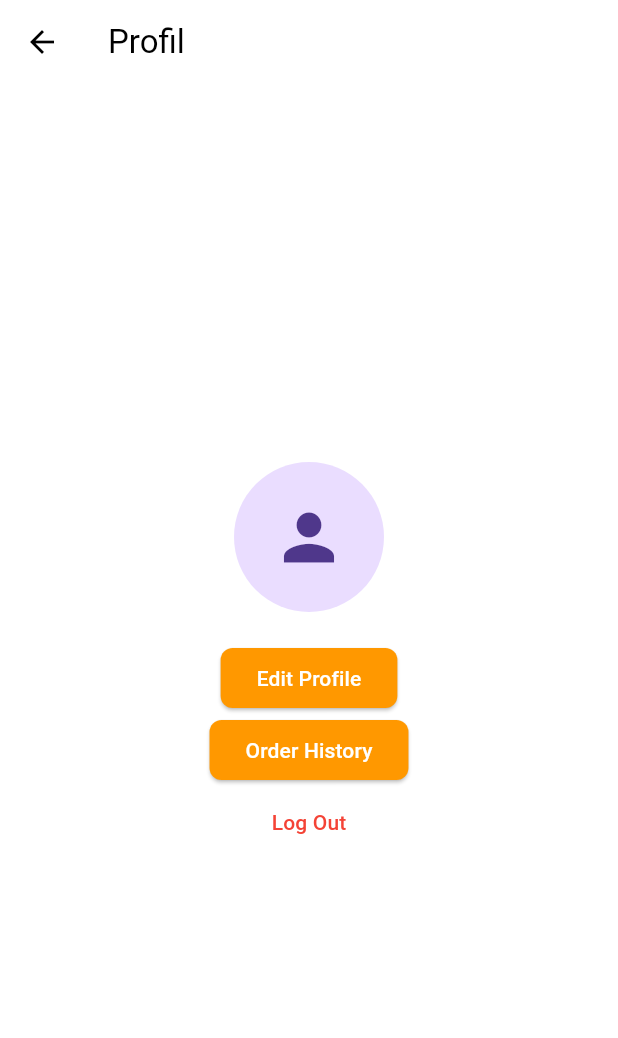
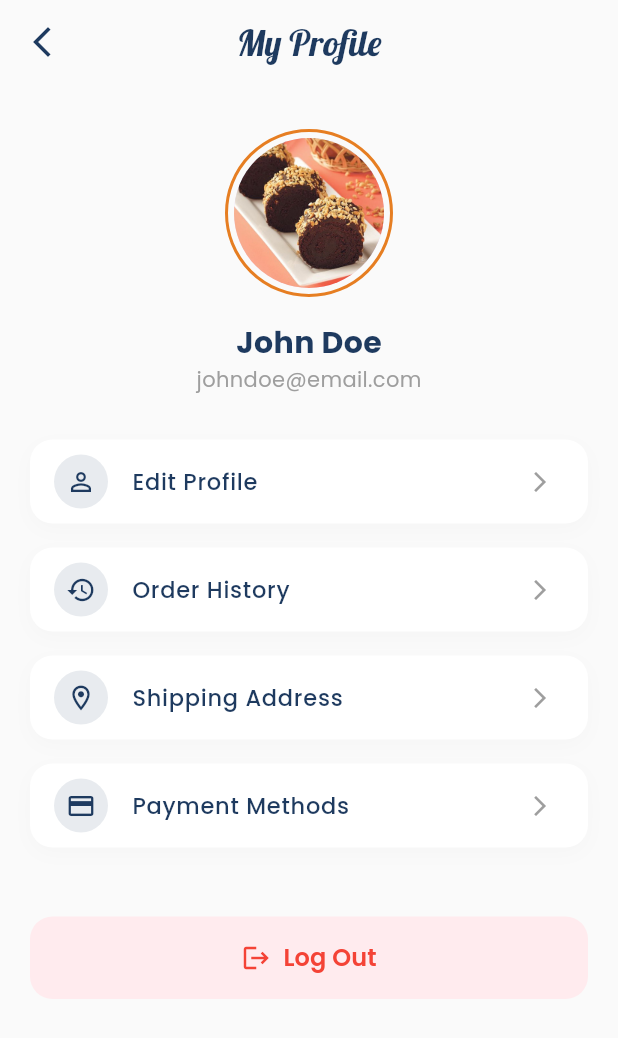
Before and after one commit to BroBay24/Dapurmamma, a Flutter app: the ProfileScreen screen opened by its route, on a phone screen of 412 x 824 dp. Shown: the top 1038 px of the screen. Run offline on Flutter 3.47's test engine with Material 3 defaults, Android fonts, the phone set to English and light mode, and no system bars; our stand-ins replace firebase_auth, firebase_core, google_fonts; accounts and stored records are empty.

Commit message:
first, improve ui profile

```diff
--- a/lib/screens/profile_screen.dart
+++ b/lib/screens/profile_screen.dart
@@ -1,4 +1,5 @@
 import 'package:flutter/material.dart';
+import 'package:google_fonts/google_fonts.dart';
 
 class ProfileScreen extends StatelessWidget {
   const ProfileScreen({super.key});
@@ -6,34 +7,195 @@ class ProfileScreen extends StatelessWidget {
   @override
   Widget build(BuildContext context) {
     return Scaffold(
-      appBar: AppBar(title: const Text('Profil')),
-      body: Center(
+      backgroundColor: Colors.grey[50],
+      appBar: AppBar(
+        backgroundColor: Colors.transparent,
+        elevation: 0,
+        centerTitle: true,
+        title: Text(
+          'My Profile',
+          style: GoogleFonts.lobster(
+            color: const Color(0xFF1E3A5F),
+            fontSize: 24,
+          ),
+        ),
+        leading: IconButton(
+          icon: const Icon(Icons.arrow_back_ios_new, color: Color(0xFF1E3A5F)),
+          onPressed: () => Navigator.pop(context),
+        ),
+      ),
+      body: SingleChildScrollView(
+        padding: const EdgeInsets.all(20),
         child: Column(
-          mainAxisAlignment: MainAxisAlignment.center,
           children: [
-            const CircleAvatar(radius: 50, child: Icon(Icons.person, size: 50)),
+            // 1. Profile Header
+            const SizedBox(height: 10),
+            Center(
+              child: Column(
+                children: [
+                  Container(
+                    padding: const EdgeInsets.all(4),
+                    decoration: BoxDecoration(
+                      shape: BoxShape.circle,
+                      border: Border.all(
+                        color: const Color(0xFFE67E22), // Orange border
+                        width: 2,
+                      ),
+                    ),
+                    child: const CircleAvatar(
+                      radius: 50,
+                      backgroundImage: AssetImage('assets/icons/bolukacang.jpg'), // Ganti dengan foto user nanti
+                      // Jika belum ada foto, bisa pakai child: Icon(Icons.person)
+                    ),
+                  ),
+                  const SizedBox(height: 16),
+                  Text(
+                    'John Doe',
+                    style: GoogleFonts.poppins(
+                      fontSize: 20,
+                      fontWeight: FontWeight.bold,
+                      color: const Color(0xFF1E3A5F),
+                    ),
+                  ),
+                  Text(
+                    'johndoe@email.com',
+                    style: GoogleFonts.poppins(
+                      fontSize: 14,
+                      color: Colors.grey,
+                    ),
+                  ),
+                ],
+              ),
+            ),
+
+            const SizedBox(height: 30),
+
+            // 2. Menu Options
+            _buildProfileMenu(
+              icon: Icons.person_outline,
+              title: 'Edit Profile',
+              onTap: () => Navigator.pushNamed(context, '/edit_profile'),
+            ),
+            _buildProfileMenu(
+              icon: Icons.history,
+              title: 'Order History',
+              onTap: () => Navigator.pushNamed(context, '/order_history'),
+            ),
+            _buildProfileMenu(
+              icon: Icons.location_on_outlined,
+              title: 'Shipping Address',
+              onTap: () {
+                // Navigasi ke alamat (nanti)
+              },
+            ),
+            _buildProfileMenu(
+              icon: Icons.payment,
+              title: 'Payment Methods',
+              onTap: () {
+                // Navigasi ke pembayaran (nanti)
+              },
+            ),
+
             const SizedBox(height: 20),
-            ElevatedButton(
+
+            // 3. Logout Button
+            Container(
+              width: double.infinity,
+              margin: const EdgeInsets.only(top: 10),
+              child: ElevatedButton(
                 onPressed: () {
-                Navigator.pushNamed(context, '/edit_profile');
-              },
-              child: const Text('Edit Profile'),
-            ),
-            ElevatedButton(
-              onPressed: () {
-                Navigator.pushNamed(context, '/order_history');
-              },
-              child: const Text('Order History'),
+                  // Tampilkan dialog konfirmasi logout
+                  showDialog(
+                    context: context,
+                    builder: (context) => AlertDialog(
+                      title: Text('Logout', style: GoogleFonts.poppins(fontWeight: FontWeight.bold)),
+                      content: Text('Are you sure you want to logout?', style: GoogleFonts.poppins()),
+                      actions: [
+                        TextButton(
+                          onPressed: () => Navigator.pop(context),
+                          child: Text('Cancel', style: GoogleFonts.poppins(color: Colors.grey)),
                         ),
                         TextButton(
                           onPressed: () {
+                            Navigator.pop(context); // Tutup dialog
                             Navigator.pushNamedAndRemoveUntil(context, '/login', (route) => false);
                           },
-              child: const Text('Log Out', style: TextStyle(color: Colors.red)),
+                          child: Text('Logout', style: GoogleFonts.poppins(color: Colors.red)),
+                        ),
+                      ],
+                    ),
+                  );
+                },
+                style: ElevatedButton.styleFrom(
+                  backgroundColor: Colors.red[50],
+                  foregroundColor: Colors.red,
+                  elevation: 0,
+                  padding: const EdgeInsets.symmetric(vertical: 16),
+                  shape: RoundedRectangleBorder(
+                    borderRadius: BorderRadius.circular(15),
+                  ),
+                ),
+                child: Row(
+                  mainAxisAlignment: MainAxisAlignment.center,
+                  children: [
+                    const Icon(Icons.logout, size: 20),
+                    const SizedBox(width: 8),
+                    Text(
+                      'Log Out',
+                      style: GoogleFonts.poppins(
+                        fontSize: 16,
+                        fontWeight: FontWeight.w600,
+                      ),
+                    ),
+                  ],
+                ),
+              ),
             ),
           ],
         ),
       ),
     );
   }
+
+  Widget _buildProfileMenu({
+    required IconData icon,
+    required String title,
+    required VoidCallback onTap,
+  }) {
+    return Container(
+      margin: const EdgeInsets.only(bottom: 16),
+      decoration: BoxDecoration(
+        color: Colors.white,
+        borderRadius: BorderRadius.circular(15),
+        boxShadow: [
+          BoxShadow(
+            color: Colors.grey.withOpacity(0.05),
+            blurRadius: 10,
+            offset: const Offset(0, 4),
+          ),
+        ],
+      ),
+      child: ListTile(
+        onTap: onTap,
+        leading: Container(
+          padding: const EdgeInsets.all(8),
+          decoration: BoxDecoration(
+            color: const Color(0xFF1E3A5F).withOpacity(0.1),
+            shape: BoxShape.circle,
+          ),
+          child: Icon(icon, color: const Color(0xFF1E3A5F), size: 20),
+        ),
+        title: Text(
+          title,
+          style: GoogleFonts.poppins(
+            fontSize: 15,
+            fontWeight: FontWeight.w500,
+            color: const Color(0xFF1E3A5F),
+          ),
+        ),
+        trailing: const Icon(Icons.arrow_forward_ios, size: 16, color: Colors.grey),
+        shape: RoundedRectangleBorder(borderRadius: BorderRadius.circular(15)),
+      ),
+    );
   }
+}
```
Lines whose indentation alone changed are shown as unchanged.
